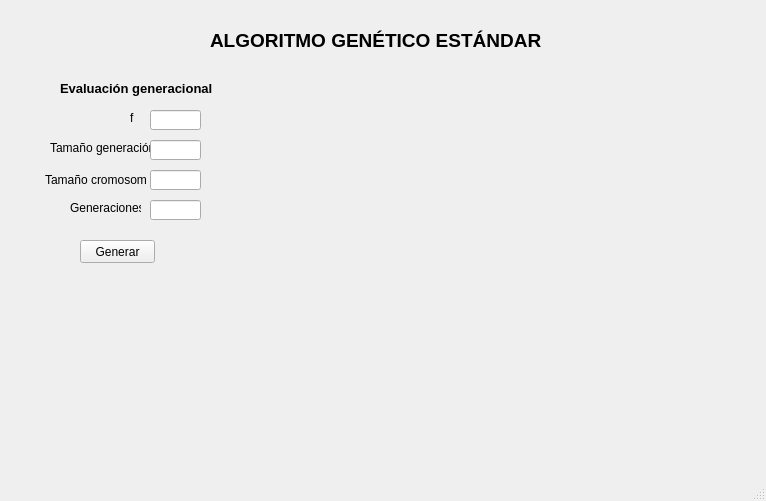
Old version of the form Interfaz.ui in the repository JACM8544/Proyecto-Algoritmos-Gen.
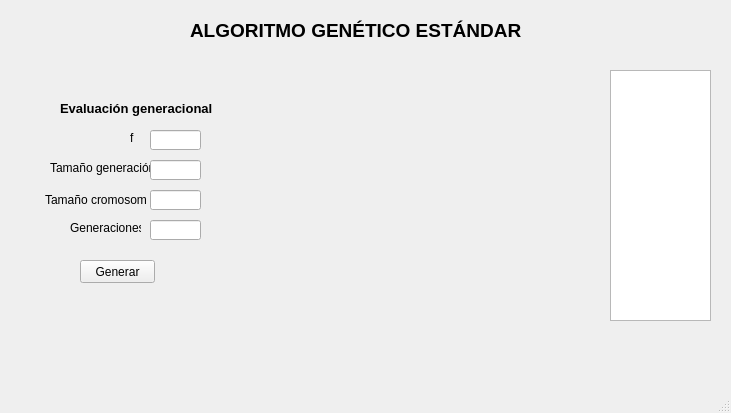
New version of the form.

```diff
--- a/Interfaz.ui
+++ b/Interfaz.ui
@@ -6,8 +6,8 @@
    <rect>
     <x>0</x>
     <y>0</y>
-    <width>766</width>
-    <height>501</height>
+    <width>731</width>
+    <height>413</height>
    </rect>
   </property>
   <property name="windowTitle">
@@ -17,8 +17,8 @@
    <widget class="QLabel" name="label">
     <property name="geometry">
      <rect>
-      <x>210</x>
-      <y>30</y>
+      <x>190</x>
+      <y>20</y>
       <width>341</width>
       <height>20</height>
      </rect>
@@ -39,7 +39,7 @@
     <property name="geometry">
      <rect>
       <x>60</x>
-      <y>80</y>
+      <y>100</y>
       <width>171</width>
       <height>16</height>
      </rect>
@@ -60,7 +60,7 @@
     <property name="geometry">
      <rect>
       <x>130</x>
-      <y>110</y>
+      <y>130</y>
       <width>16</width>
       <height>16</height>
      </rect>
@@ -73,7 +73,7 @@
     <property name="geometry">
      <rect>
       <x>50</x>
-      <y>140</y>
+      <y>160</y>
       <width>101</width>
       <height>16</height>
      </rect>
@@ -86,7 +86,7 @@
     <property name="geometry">
      <rect>
       <x>150</x>
-      <y>110</y>
+      <y>130</y>
       <width>51</width>
       <height>20</height>
      </rect>
@@ -96,7 +96,7 @@
     <property name="geometry">
      <rect>
       <x>150</x>
-      <y>140</y>
+      <y>160</y>
       <width>51</width>
       <height>20</height>
      </rect>
@@ -106,7 +106,7 @@
     <property name="geometry">
      <rect>
       <x>45</x>
-      <y>170</y>
+      <y>190</y>
       <width>101</width>
       <height>20</height>
      </rect>
@@ -119,7 +119,7 @@
     <property name="geometry">
      <rect>
       <x>150</x>
-      <y>170</y>
+      <y>190</y>
       <width>51</width>
       <height>20</height>
      </rect>
@@ -129,7 +129,7 @@
     <property name="geometry">
      <rect>
       <x>80</x>
-      <y>240</y>
+      <y>260</y>
       <width>75</width>
       <height>23</height>
      </rect>
@@ -142,7 +142,7 @@
     <property name="geometry">
      <rect>
       <x>70</x>
-      <y>200</y>
+      <y>220</y>
       <width>71</width>
       <height>16</height>
      </rect>
@@ -155,7 +155,7 @@
     <property name="geometry">
      <rect>
       <x>150</x>
-      <y>200</y>
+      <y>220</y>
       <width>51</width>
       <height>20</height>
      </rect>
@@ -164,8 +164,8 @@
    <widget class="QWidget" name="content_plot" native="true">
     <property name="geometry">
      <rect>
-      <x>279</x>
-      <y>109</y>
+      <x>260</x>
+      <y>70</y>
       <width>320</width>
       <height>300</height>
      </rect>
@@ -174,6 +174,16 @@
      <string notr="true">border-color: rgb(255, 0, 0);</string>
     </property>
    </widget>
+   <widget class="QListWidget" name="resultados">
+    <property name="geometry">
+     <rect>
+      <x>610</x>
+      <y>70</y>
+      <width>101</width>
+      <height>251</height>
+     </rect>
+    </property>
+   </widget>
   </widget>
   <widget class="QStatusBar" name="statusbar"/>
  </widget>
```
Left out of the diff: 4 changed lines with no effect on the pictures.
